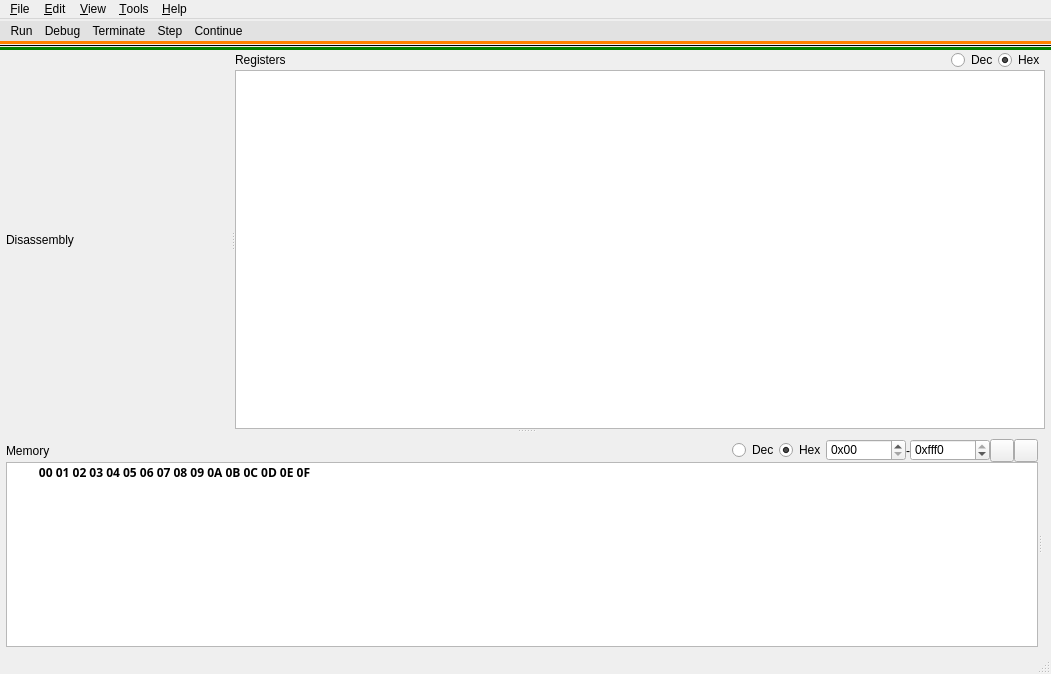
Above: src/ui/mainwindow.ui from MartinUbl/emulv before the change. Below: the same form after it.
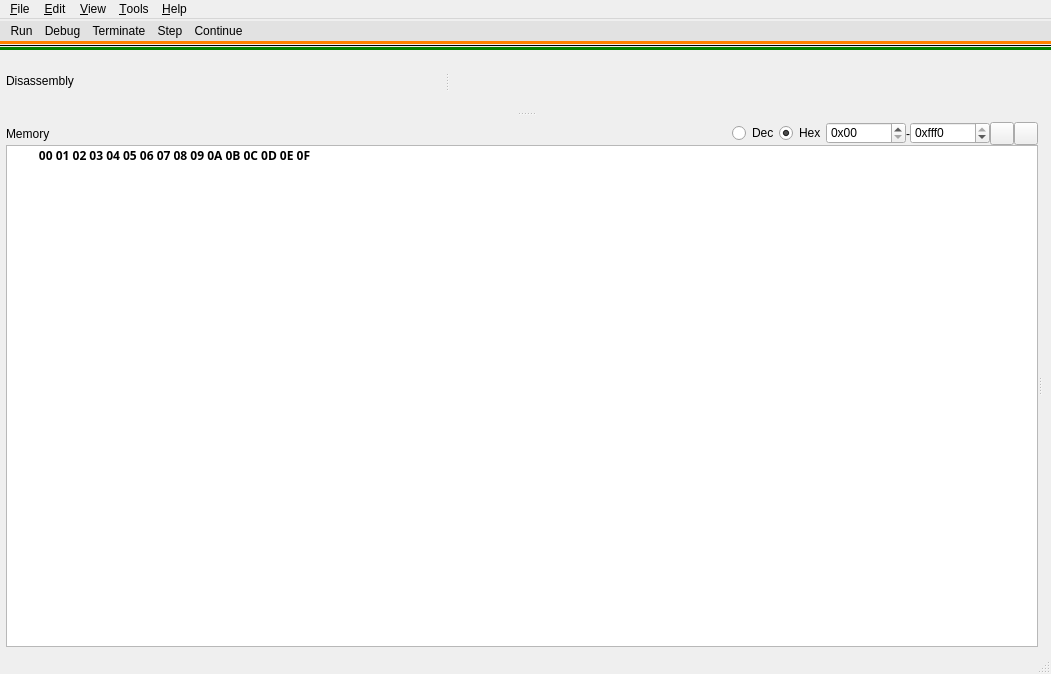
That is the form after the change. Icons and pictures are not drawn.

Commit message:
Prepared register widget.
Replaced existing register area with a new RegistersWidget.

Patch:
```diff
--- a/src/ui/mainwindow.ui
+++ b/src/ui/mainwindow.ui
@@ -331,78 +331,7 @@
          </item>
         </layout>
        </widget>
-       <widget class="QWidget" name="registersWidget" native="true">
-        <layout class="QVBoxLayout" name="verticalLayout_2">
-         <property name="spacing">
-          <number>0</number>
-         </property>
-         <property name="leftMargin">
-          <number>0</number>
-         </property>
-         <property name="topMargin">
-          <number>0</number>
-         </property>
-         <property name="rightMargin">
-          <number>6</number>
-         </property>
-         <property name="bottomMargin">
-          <number>0</number>
-         </property>
-         <item>
-          <layout class="QHBoxLayout" name="horizontalLayout_3">
-           <item>
-            <widget class="QLabel" name="label_2">
-             <property name="text">
-              <string>Registers</string>
-             </property>
-            </widget>
-           </item>
-           <item>
-            <spacer name="horizontalSpacer_2">
-             <property name="orientation">
-              <enum>Qt::Horizontal</enum>
-             </property>
-             <property name="sizeHint" stdset="0">
-              <size>
-               <width>40</width>
-               <height>20</height>
-              </size>
-             </property>
-            </spacer>
-           </item>
-           <item>
-            <widget class="QRadioButton" name="rbRegistersDec">
-             <property name="text">
-              <string>Dec</string>
-             </property>
-             <property name="checked">
-              <bool>false</bool>
-             </property>
-            </widget>
-           </item>
-           <item>
-            <widget class="QRadioButton" name="rbRegistersHex">
-             <property name="text">
-              <string>Hex</string>
-             </property>
-             <property name="checked">
-              <bool>true</bool>
-             </property>
-            </widget>
-           </item>
-          </layout>
-         </item>
-         <item>
-          <widget class="QListView" name="listViewRegisters">
-           <property name="font">
-            <font>
-             <bold>true</bold>
-            </font>
-           </property>
-          </widget>
-         </item>
-        </layout>
-       </widget>
+       <widget class="QWidget" name="registersWidget" native="true"/>
       </widget>
       <widget class="QGroupBox" name="groupBox">
        <property name="styleSheet">
@@ -595,7 +524,7 @@
                    <x>0</x>
                    <y>0</y>
                    <width>1028</width>
-                   <height>262</height>
+                   <height>476</height>
                   </rect>
                  </property>
                  <layout class="QVBoxLayout" name="verticalLayout_7">
```
Left out of the diff: 3 changed lines with no effect on the pictures. The commit also changes 7 other files.
